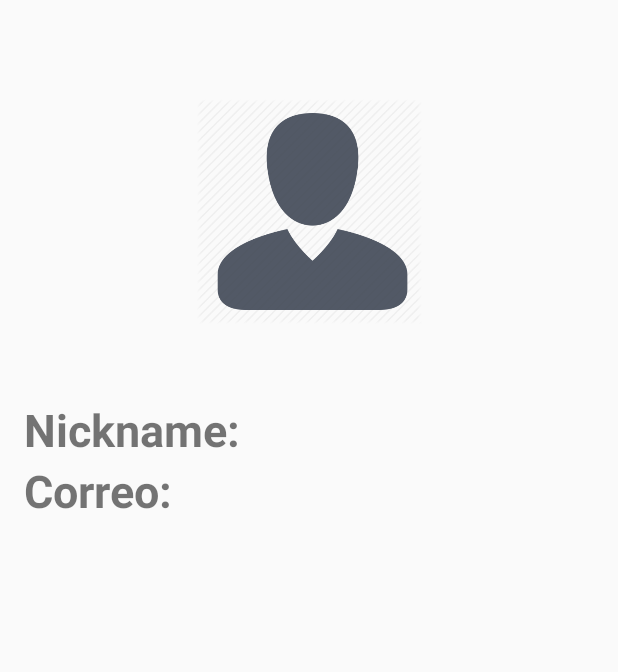
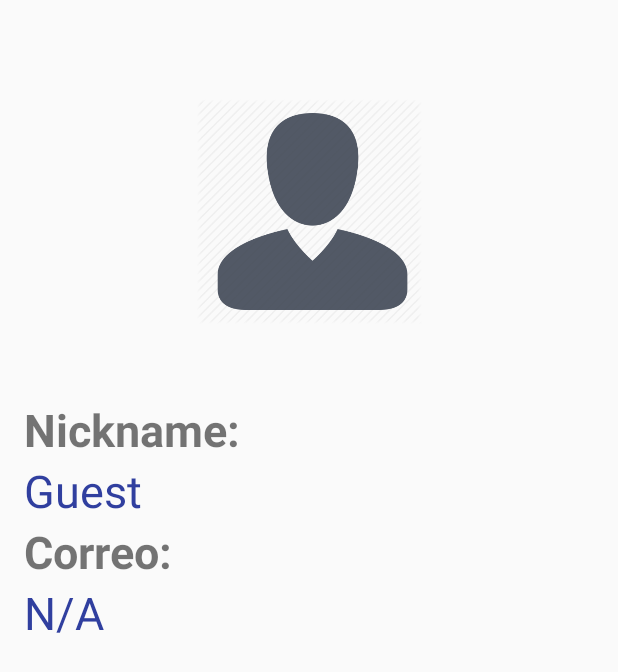
Before and after one commit to ribohe94/memoria_mobiles, an Android app: the layout activity_perfil.xml on its own in the app's theme, with its tools: preview values and no code run, on a phone screen of 412 x 824 dp. Shown: the top 672 px of the screen. Run offline under Robolectric (Android 15) with nearby library versions, the phone set to English and light mode, and no system bars.

Commit message:
Perfil
Actualizaci[on, ocupo la base de datos para no tener mis datos cargados
por defecto

```diff
--- a/app/src/main/AndroidManifest.xml
+++ b/app/src/main/AndroidManifest.xml
@@ -2,12 +2,11 @@
 <manifest xmlns:android="http://schemas.android.com/apk/res/android"
     package="com.example.carlos.memoria_moviles">
 
-
     <application
-        android:largeHeap="true"
         android:allowBackup="true"
         android:icon="@mipmap/ic_launcher"
         android:label="@string/app_name"
+        android:largeHeap="true"
         android:supportsRtl="true"
         android:theme="@style/AppTheme">
         <activity
@@ -35,7 +34,8 @@
         <activity
             android:name=".Activities.Puntuaciones"
             android:label="@string/title_activity_puntuaciones"
-            android:theme="@style/AppTheme.NoActionBar"></activity>
+            android:theme="@style/AppTheme.NoActionBar" />
+        <activity android:name=".Activities.Perfil"></activity>
     </application>
 
 </manifest>
--- a/app/src/main/java/com/example/carlos/memoria_moviles/Activities/MenuPrincipal.java
+++ b/app/src/main/java/com/example/carlos/memoria_moviles/Activities/MenuPrincipal.java
@@ -4,9 +4,9 @@ import android.content.Intent;
 import android.os.Bundle;
 import android.support.v7.app.AppCompatActivity;
 import android.support.v7.widget.Toolbar;
-import android.view.View;
 import android.view.Menu;
 import android.view.MenuItem;
+import android.view.View;
 import android.widget.Button;
 import android.widget.Toast;
 
--- a/app/src/main/res/layout/activity_perfil.xml
+++ b/app/src/main/res/layout/activity_perfil.xml
@@ -7,7 +7,7 @@
     android:paddingLeft="@dimen/activity_horizontal_margin"
     android:paddingRight="@dimen/activity_horizontal_margin"
     android:paddingTop="@dimen/activity_vertical_margin"
-    tools:context="com.example.carlos.memoria_moviles.Perfil"
+    tools:context=".Activities.Perfil"
     android:id="@+id/layout">
 
     <LinearLayout
@@ -26,25 +26,60 @@
             android:layout_gravity="center_horizontal"
             android:src="@drawable/nouserlogo" />
 
+        <GridLayout
+            android:layout_width="match_parent"
+            android:layout_height="match_parent">
+
             <TextView
-            android:layout_width="wrap_content"
+                android:layout_width="match_parent"
                 android:layout_height="wrap_content"
                 android:textStyle="bold"
                 android:textSize="30dp"
                 android:textAppearance="?android:attr/textAppearanceSmall"
                 android:id="@+id/lbNombre"
                 android:layout_alignParentTop="true"
-            android:text="Nickname:" />
+                android:text="Nickname:"
+                android:layout_row="0"
+                android:layout_column="0" />
 
             <TextView
-            android:layout_width="wrap_content"
+                android:layout_width="match_parent"
                 android:layout_height="wrap_content"
                 android:textStyle="bold"
                 android:textSize="30dp"
                 android:textAppearance="?android:attr/textAppearanceSmall"
                 android:id="@+id/lbCorreo"
                 android:layout_alignParentTop="true"
-            android:text="Correo:" />
+                android:text="Correo:"
+                android:layout_row="2"
+                android:layout_column="0" />
+
+            <TextView
+                android:layout_width="match_parent"
+                android:layout_height="wrap_content"
+                android:textAppearance="?android:attr/textAppearanceLarge"
+                android:text="Guest"
+                android:id="@+id/txtNickName"
+                android:layout_row="1"
+                android:layout_column="0"
+                android:layout_gravity="right"
+                android:textColor="@color/colorPrimaryDark"
+                android:textSize="30dp" />
+
+            <TextView
+                android:layout_width="match_parent"
+                android:layout_height="wrap_content"
+                android:textAppearance="?android:attr/textAppearanceLarge"
+                android:text="N/A"
+                android:id="@+id/txtEmail"
+                android:layout_row="3"
+                android:layout_column="0"
+                android:layout_gravity="right"
+                android:textColor="@color/colorPrimaryDark"
+                android:textSize="30dp" />
+
+        </GridLayout>
+
     </LinearLayout>
 
 </RelativeLayout>
--- a/app/src/main/res/values/colors.xml
+++ b/app/src/main/res/values/colors.xml
@@ -1,6 +1,6 @@
 <?xml version="1.0" encoding="utf-8"?>
 <resources>
     <color name="colorPrimary">#3F51B5</color>
-    <color name="colorPrimaryDark">#303F9F</color>
+    <color name="colorPrimaryDark">#303f9f</color>
     <color name="colorAccent">#FF4081</color>
 </resources>
--- a/build.gradle
+++ b/build.gradle
@@ -5,7 +5,7 @@ buildscript {
         jcenter()
     }
     dependencies {
-        classpath 'com.android.tools.build:gradle:1.5.0'
+        classpath 'com.android.tools.build:gradle:2.1.0'
 
         // NOTE: Do not place your application dependencies here; they belong
         // in the individual module build.gradle files
```
Also changed, not shown: app/src/main/java/com/example/carlos/memoria_moviles/Activities/Perfil.java (+29 -8 lines), app/src/main/java/com/example/carlos/memoria_moviles/Activities/Usuario.java (+25 -10 lines), app/src/main/java/com/example/carlos/memoria_moviles/Perfil.java (deleted, +0 -38 lines). Lines whose indentation alone changed are shown as unchanged.
